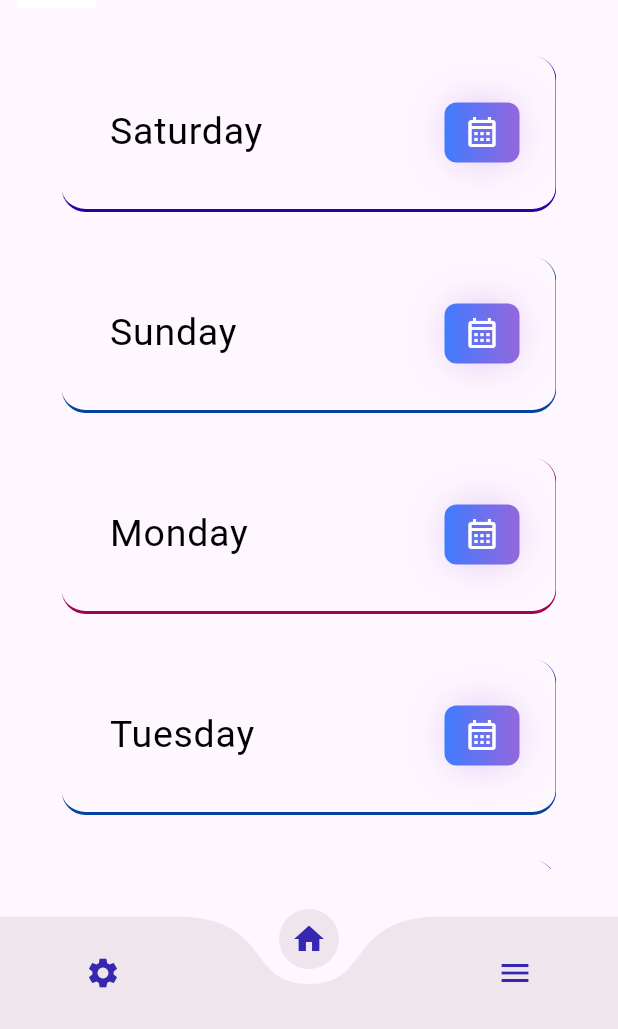
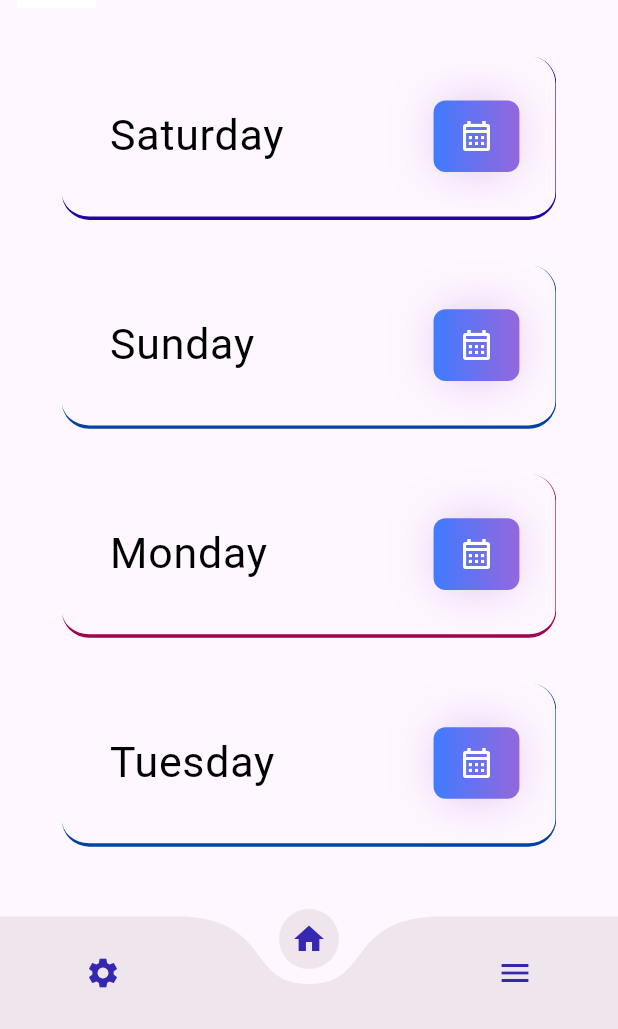
Before and after one commit to Abdallahmusa310/dailymath, a Flutter app: the screen it shows after launch, on a phone screen of 412 x 824 dp, the part 207-1236 px from its top. Run offline on Flutter 3.47's test engine with Material 3 defaults, Android fonts, the phone set to English and light mode, and no system bars; drawn by our look-alikes of curved_navigation_bar; our stand-ins replace animated_splash_screen, bloc, flutter_bloc, flutter_screenutil, flutter_slidable, font_awesome_flutter and 3 more; accounts and stored records are empty.

Commit message:
make coustm_widgets responsive

```diff
--- a/lib/screen/home_screen/widgets/listofgroups.dart
+++ b/lib/screen/home_screen/widgets/listofgroups.dart
@@ -1,4 +1,4 @@
-import 'package:dialymath/widgets/coustms_widgets/coustm_card.dart';
+import 'package:dialymath/widgets/coustms_widgets/day_card.dart';
 import 'package:flutter/material.dart';
 
 class Listofgroups extends StatelessWidget {
--- a/lib/screens/groups_screen/widgets/group_card.dart
+++ b/lib/screens/groups_screen/widgets/group_card.dart
@@ -43,9 +43,8 @@ class GroupCard extends StatelessWidget {
             label: 'delet',
             foregroundColor: CupertinoColors.white,
             icon: Icons.delete,
-            onPressed: (context) {
-              group.delete();
-              BlocProvider.of<GroupCubit>(context).fetchAllGroups(day);
+            onPressed: (context) async {
+              await BlocProvider.of<GroupCubit>(context).deleteGroup(group);
             })
       ]),
       child: Container(
--- a/lib/screens/home_screen/widgets/listofgroups.dart
+++ b/lib/screens/home_screen/widgets/listofgroups.dart
@@ -1,4 +1,4 @@
-import 'package:dialymath/widgets/coustms_widgets/coustm_card.dart';
+import 'package:dialymath/widgets/coustms_widgets/day_card.dart';
 import 'package:flutter/material.dart';
 
 class Listofgroups extends StatelessWidget {
--- a/lib/widgets/coustms_widgets/coustm_text.dart
+++ b/lib/widgets/coustms_widgets/coustm_text.dart
@@ -1,19 +1,24 @@
 import 'package:flutter/material.dart';
 
 class CoustmText extends StatelessWidget {
-  const CoustmText({super.key, required this.text, required this.textsize, required this.textcolor});
+  const CoustmText(
+      {super.key,
+      required this.text,
+      this.textsize,
+      this.textcolor,
+      this.decoration});
   final String text;
-  final double textsize;
-  final Color textcolor;
+  final double? textsize;
+  final Color? textcolor;
+  final TextDecoration? decoration;
 
   @override
   Widget build(BuildContext context) {
-    return Text(
-      text,
-      style: TextStyle(
-        color: textcolor,
-        fontSize: textsize
-      ),
-      );
+    return Text(text,
+        style: TextStyle(
+          color: textcolor,
+          fontSize: textsize,
+          decoration: decoration,
+        ));
   }
 }
--- a/lib/widgets/coustms_widgets/coustm_card.dart
+++ b/lib/widgets/coustms_widgets/day_card.dart
@@ -4,6 +4,7 @@ import 'package:dialymath/screens/groups_screen/group_screen.dart';
 import 'package:dialymath/widgets/coustms_widgets/coustm_text.dart';
 import 'package:flutter/material.dart';
 import 'package:flutter_bloc/flutter_bloc.dart';
+import 'package:flutter_screenutil/flutter_screenutil.dart';
 
 class CoustmCard extends StatelessWidget {
   const CoustmCard(
@@ -21,14 +22,12 @@ class CoustmCard extends StatelessWidget {
       padding: const EdgeInsets.only(top: 24, bottom: 24, left: 16),
       decoration: BoxDecoration(
         border: BorderDirectional(
-            bottom: BorderSide(width: 2, color: bordercolor),
-            end: BorderSide(width: 0.5, color: bordercolor)),
-        borderRadius: BorderRadius.circular(16),
+            bottom: BorderSide(width: 2.w, color: bordercolor),
+            end: BorderSide(width: 0.5.w, color: bordercolor)),
+        borderRadius: BorderRadius.circular(16.r),
       ),
-      child: GestureDetector(
+      child: InkWell(
         onTap: () {
-          //TODO: fetch all groups of a day before
-          //TODO: navigating to that day page
           BlocProvider.of<GroupCubit>(context).fetchAllGroups(day);
           Navigator.push(context, MaterialPageRoute(
             builder: (context) {
@@ -42,15 +41,15 @@ class CoustmCard extends StatelessWidget {
                 title: CoustmText(
                   text: dayname,
                   textcolor: Colors.black,
-                  textsize: 25,
+                  textsize: 25.sp,
                 ),
                 subtitle: const Column(
                   children: [],
                 ),
-                trailing: const CoustmBticon(
+                trailing: CoustmBticon(
                   icon: Icons.calendar_month_outlined,
-                  height: 40,
-                  width: 50,
+                  height: 40.h,
+                  width: 50.w,
                 ))
           ],
         ),
```
Also changed, not shown: lib/screens/groups_screen/cubit/group_cubit.dart (+28 -13 lines), lib/screens/groups_screen/widgets/add_group_bottom_sheet.dart (+0 -8 lines), lib/screens/students_screen/widgets/navigation_bottomsheet.dart (added, +49 -0 lines), lib/screens/students_screen/widgets/student_card.dart (+42 -36 lines), lib/widgets/coustms_widgets/coustm_bt.dart (+16 -11 lines), lib/widgets/coustms_widgets/coustm_dropdown.dart (+4 -3 lines).
